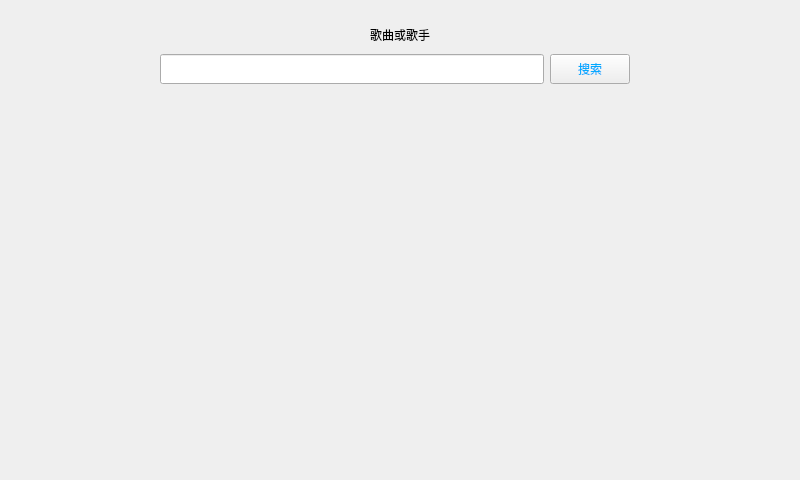
Before: the Qt Designer form widget.ui in wai-wai/NaMusic, drawn with Qt 5.
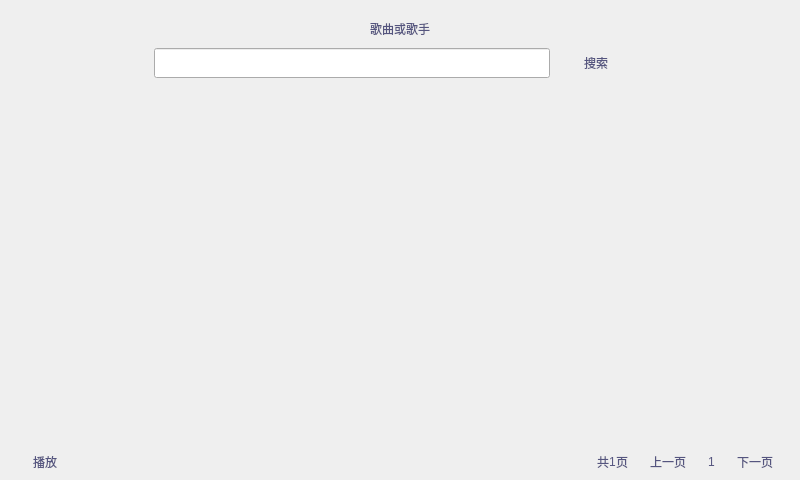
After: the same form once the commit is applied.

What changed in the file:
```diff
--- a/widget.ui
+++ b/widget.ui
@@ -29,6 +29,24 @@
    <string notr="true"/>
   </property>
   <layout class="QGridLayout" name="gridLayout_2">
+   <property name="leftMargin">
+    <number>5</number>
+   </property>
+   <property name="topMargin">
+    <number>5</number>
+   </property>
+   <property name="rightMargin">
+    <number>5</number>
+   </property>
+   <property name="bottomMargin">
+    <number>5</number>
+   </property>
+   <property name="horizontalSpacing">
+    <number>5</number>
+   </property>
+   <property name="verticalSpacing">
+    <number>0</number>
+   </property>
    <item row="0" column="0">
     <widget class="QWidget" name="widget" native="true">
      <property name="minimumSize">
@@ -52,6 +70,9 @@
           <height>20</height>
          </size>
         </property>
+        <property name="styleSheet">
+         <string notr="true">color: rgb(85, 85, 127);</string>
+        </property>
         <property name="text">
          <string>歌曲或歌手</string>
         </property>
@@ -97,12 +118,15 @@
            </size>
           </property>
           <property name="styleSheet">
-           <string notr="true">color: rgb(0, 170, 255);
+           <string notr="true">color: rgb(85, 85, 127);
 border-color: rgb(85, 170, 255);</string>
           </property>
           <property name="text">
            <string>搜索</string>
           </property>
+          <property name="flat">
+           <bool>true</bool>
+          </property>
          </widget>
         </item>
         <item>
@@ -129,6 +153,222 @@
    <item row="1" column="0">
     <widget class="QWidget" name="musicList" native="true"/>
    </item>
+   <item row="2" column="0">
+    <widget class="QWidget" name="nextWidget" native="true">
+     <property name="minimumSize">
+      <size>
+       <width>0</width>
+       <height>20</height>
+      </size>
+     </property>
+     <property name="maximumSize">
+      <size>
+       <width>16777215</width>
+       <height>25</height>
+      </size>
+     </property>
+     <layout class="QGridLayout" name="gridLayout_3">
+      <property name="leftMargin">
+       <number>0</number>
+      </property>
+      <property name="topMargin">
+       <number>0</number>
+      </property>
+      <property name="rightMargin">
+       <number>0</number>
+      </property>
+      <property name="bottomMargin">
+       <number>0</number>
+      </property>
+      <property name="spacing">
+       <number>0</number>
+      </property>
+      <item row="0" column="6">
+       <widget class="QLabel" name="curPage">
+        <property name="minimumSize">
+         <size>
+          <width>0</width>
+          <height>20</height>
+         </size>
+        </property>
+        <property name="maximumSize">
+         <size>
+          <width>16777215</width>
+          <height>20</height>
+         </size>
+        </property>
+        <property name="styleSheet">
+         <string notr="true">background-color: rgba(255, 255, 255, 0);
+color: rgb(85, 85, 127);</string>
+        </property>
+        <property name="text">
+         <string>1</string>
+        </property>
+       </widget>
+      </item>
+      <item row="0" column="1">
+       <spacer name="horizontalSpacer_3">
+        <property name="orientation">
+         <enum>Qt::Horizontal</enum>
+        </property>
+        <property name="sizeHint" stdset="0">
+         <size>
+          <width>40</width>
+          <height>20</height>
+         </size>
+        </property>
+       </spacer>
+      </item>
+      <item row="0" column="7">
+       <widget class="QPushButton" name="nextBtn">
+        <property name="minimumSize">
+         <size>
+          <width>0</width>
+          <height>20</height>
+         </size>
+        </property>
+        <property name="maximumSize">
+         <size>
+          <width>16777215</width>
+          <height>20</height>
+         </size>
+        </property>
+        <property name="styleSheet">
+         <string notr="true">background-color: rgba(255, 255, 255, 0);
+color: rgb(85, 85, 127);</string>
+        </property>
+        <property name="text">
+         <string>下一页</string>
+        </property>
+        <property name="flat">
+         <bool>true</bool>
+        </property>
+       </widget>
+      </item>
+      <item row="0" column="3">
+       <widget class="QLabel" name="countPage">
+        <property name="minimumSize">
+         <size>
+          <width>0</width>
+          <height>20</height>
+         </size>
+        </property>
+        <property name="maximumSize">
+         <size>
+          <width>16777215</width>
+          <height>20</height>
+         </size>
+        </property>
+        <property name="styleSheet">
+         <string notr="true">background-color: rgba(255, 255, 255, 0);
+color: rgb(85, 85, 127);</string>
+        </property>
+        <property name="text">
+         <string>1</string>
+        </property>
+       </widget>
+      </item>
+      <item row="0" column="0">
+       <widget class="QPushButton" name="playBtn">
+        <property name="minimumSize">
+         <size>
+          <width>0</width>
+          <height>20</height>
+         </size>
+        </property>
+        <property name="maximumSize">
+         <size>
+          <width>16777215</width>
+          <height>20</height>
+         </size>
+        </property>
+        <property name="styleSheet">
+         <string notr="true">background-color: rgba(255, 255, 255, 0);
+color: rgb(85, 85, 127);</string>
+        </property>
+        <property name="text">
+         <string>播放</string>
+        </property>
+        <property name="flat">
+         <bool>true</bool>
+        </property>
+       </widget>
+      </item>
+      <item row="0" column="2">
+       <widget class="QLabel" name="label_3">
+        <property name="minimumSize">
+         <size>
+          <width>0</width>
+          <height>20</height>
+         </size>
+        </property>
+        <property name="maximumSize">
+         <size>
+          <width>16777215</width>
+          <height>20</height>
+         </size>
+        </property>
+        <property name="styleSheet">
+         <string notr="true">background-color: rgba(255, 255, 255, 0);
+color: rgb(85, 85, 127);</string>
+        </property>
+        <property name="text">
+         <string>共</string>
+        </property>
+       </widget>
+      </item>
+      <item row="0" column="5">
+       <widget class="QPushButton" name="lastBtn">
+        <property name="minimumSize">
+         <size>
+          <width>0</width>
+          <height>20</height>
+         </size>
+        </property>
+        <property name="maximumSize">
+         <size>
+          <width>16777215</width>
+          <height>20</height>
+         </size>
+        </property>
+        <property name="styleSheet">
+         <string notr="true">background-color: rgba(255, 255, 255, 0);
+color: rgb(85, 85, 127);</string>
+        </property>
+        <property name="text">
+         <string>上一页</string>
+        </property>
+        <property name="flat">
+         <bool>true</bool>
+        </property>
+       </widget>
+      </item>
+      <item row="0" column="4">
+       <widget class="QLabel" name="label_5">
+        <property name="minimumSize">
+         <size>
+          <width>0</width>
+          <height>20</height>
+         </size>
+        </property>
+        <property name="maximumSize">
+         <size>
+          <width>16777215</width>
+          <height>20</height>
+         </size>
+        </property>
+        <property name="styleSheet">
+         <string notr="true">background-color: rgba(255, 255, 255, 0);
+color: rgb(85, 85, 127);</string>
+        </property>
+        <property name="text">
+         <string>页</string>
+        </property>
+       </widget>
+      </item>
+     </layout>
+    </widget>
+   </item>
   </layout>
  </widget>
  <resources/>
```
